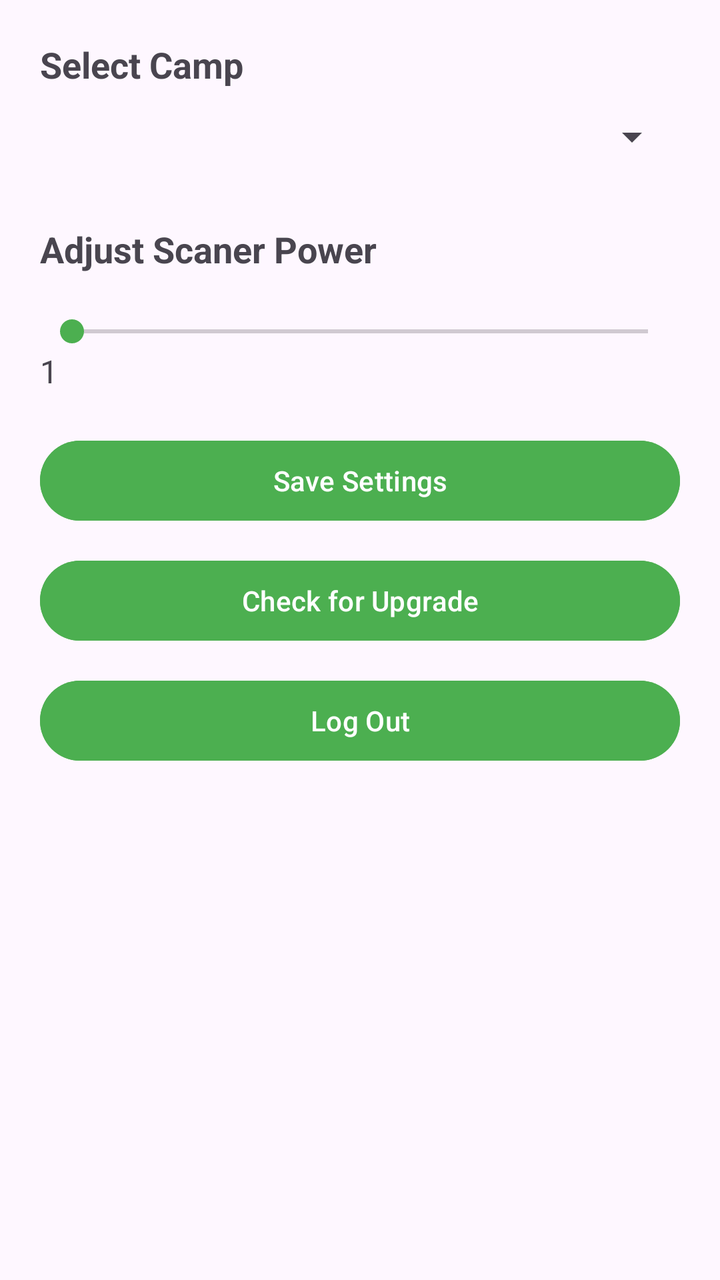
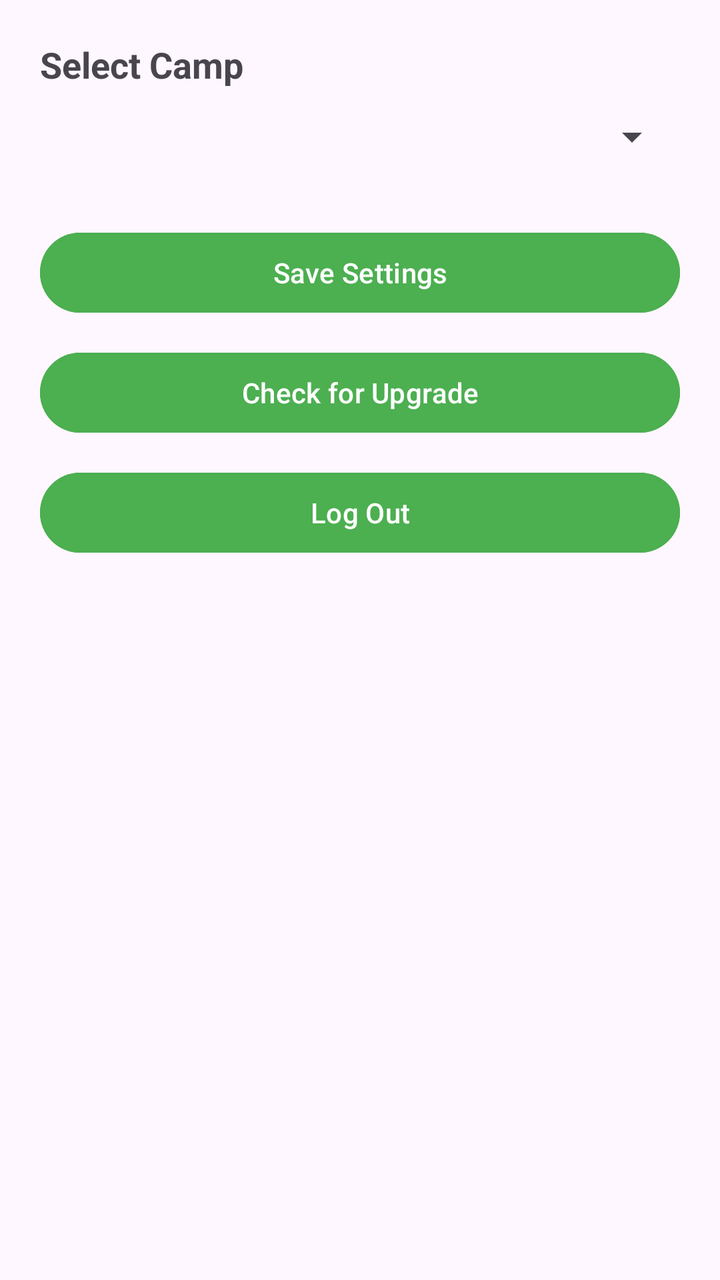

Compare the two renders of this Android layout. The source of the first and the diff that turns it into the second are given below.
<!-- AndroidManifest.xml: application theme Theme.RateFitnesCleaning -->
<!-- res/layout/activity_settings.xml -->
<?xml version="1.0" encoding="utf-8"?>
<LinearLayout xmlns:android="http://schemas.android.com/apk/res/android"
    xmlns:tools="http://schemas.android.com/tools"
    android:layout_width="match_parent"
    android:layout_height="match_parent"
    android:padding="20dp"
    android:orientation="vertical">

    <TextView
        android:layout_width="wrap_content"
        android:layout_height="wrap_content"
        android:text="Select Camp"
        android:textSize="18sp"
        android:textStyle="bold"
        tools:ignore="HardcodedText" />

    <Spinner
        android:id="@+id/campSpinner"
        android:layout_width="match_parent"
        android:layout_height="wrap_content"
        android:layout_marginBottom="20dp"
        android:minHeight="48dp" />

    <TextView
        android:layout_width="wrap_content"
        android:layout_height="wrap_content"
        android:text="Adjust Scaner Power"
        android:textSize="18sp"
        android:textStyle="bold"
        android:layout_marginBottom="20dp"
        tools:ignore="HardcodedText" />

    <SeekBar
        android:id="@+id/powerSeekBar"
        android:layout_width="match_parent"
        android:layout_height="wrap_content"
        android:max="30"
        android:min="1"
        android:progressTint="@color/green"
        android:thumbTint="@color/green"/>

    <TextView
        android:id="@+id/powerValueText"
        android:layout_width="wrap_content"
        android:layout_height="wrap_content"
        android:text="1"
        android:textSize="16sp"
        android:layout_marginBottom="20dp"
        tools:ignore="HardcodedText" />

    <Button
        android:id="@+id/saveButton"
        android:layout_width="match_parent"
        android:layout_height="wrap_content"
        android:backgroundTint="@color/green"
        android:text="Save Settings"
        android:textColor="@android:color/white"
        tools:ignore="HardcodedText,TextContrastCheck,VisualLintButtonSize" />

    <Button
        android:id="@+id/btnUpdate"
        android:layout_width="match_parent"
        android:layout_height="wrap_content"
        android:layout_marginTop="12dp"
        android:backgroundTint="@color/green"
        android:text="Check for Upgrade"
        android:textColor="@android:color/white"
        tools:ignore="HardcodedText,TextContrastCheck,VisualLintButtonSize" />

    <Button
        android:id="@+id/btnLogOut"
        android:layout_width="match_parent"
        android:layout_height="wrap_content"
        android:layout_marginTop="12dp"
        android:text="Log Out"
        android:backgroundTint="@color/green"
        android:textColor="@android:color/white"
        tools:ignore="HardcodedText" />

</LinearLayout>
<!-- resources referenced by this layout -->
<resources>
  <color name="green">#4CAF50</color>
  <style name="Theme.RateFitnesCleaning" parent="Base.Theme.RateFitnesCleaning" />
  <style name="Base.Theme.RateFitnesCleaning" parent="Theme.Material3.DayNight.NoActionBar">
          
          
      </style>
</resources>

<!-- the commit's change to res/layout/activity_settings.xml (unified diff, before → after) -->
@@ -20,33 +20,6 @@
         android:layout_height="wrap_content"
         android:layout_marginBottom="20dp"
         android:minHeight="48dp" />
-
-    <TextView
-        android:layout_width="wrap_content"
-        android:layout_height="wrap_content"
-        android:text="Adjust Scaner Power"
-        android:textSize="18sp"
-        android:textStyle="bold"
-        android:layout_marginBottom="20dp"
-        tools:ignore="HardcodedText" />
-
-    <SeekBar
-        android:id="@+id/powerSeekBar"
-        android:layout_width="match_parent"
-        android:layout_height="wrap_content"
-        android:max="30"
-        android:min="1"
-        android:progressTint="@color/green"
-        android:thumbTint="@color/green"/>
-
-    <TextView
-        android:id="@+id/powerValueText"
-        android:layout_width="wrap_content"
-        android:layout_height="wrap_content"
-        android:text="1"
-        android:textSize="16sp"
-        android:layout_marginBottom="20dp"
-        tools:ignore="HardcodedText" />
 
     <Button
         android:id="@+id/saveButton"
@@ -72,9 +45,9 @@
         android:layout_width="match_parent"
         android:layout_height="wrap_content"
         android:layout_marginTop="12dp"
+        android:backgroundTint="@color/green"
         android:text="Log Out"
-        android:backgroundTint="@color/green"
         android:textColor="@android:color/white"
-        tools:ignore="HardcodedText" />
+        tools:ignore="HardcodedText,TextContrastCheck,VisualLintButtonSize" />
 
 </LinearLayout>
